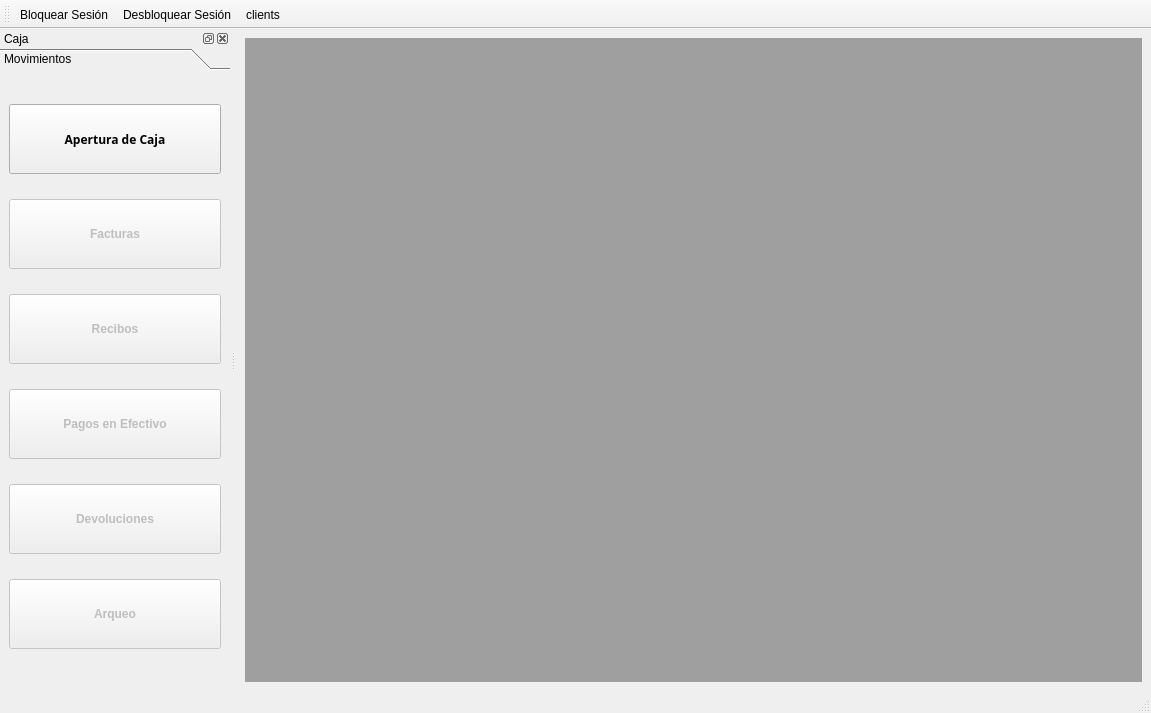
This is src/ui/mainwindowcaja.ui in armonge/EsquipulasPy as Qt 5 draws it before an edit. The edited form follows.
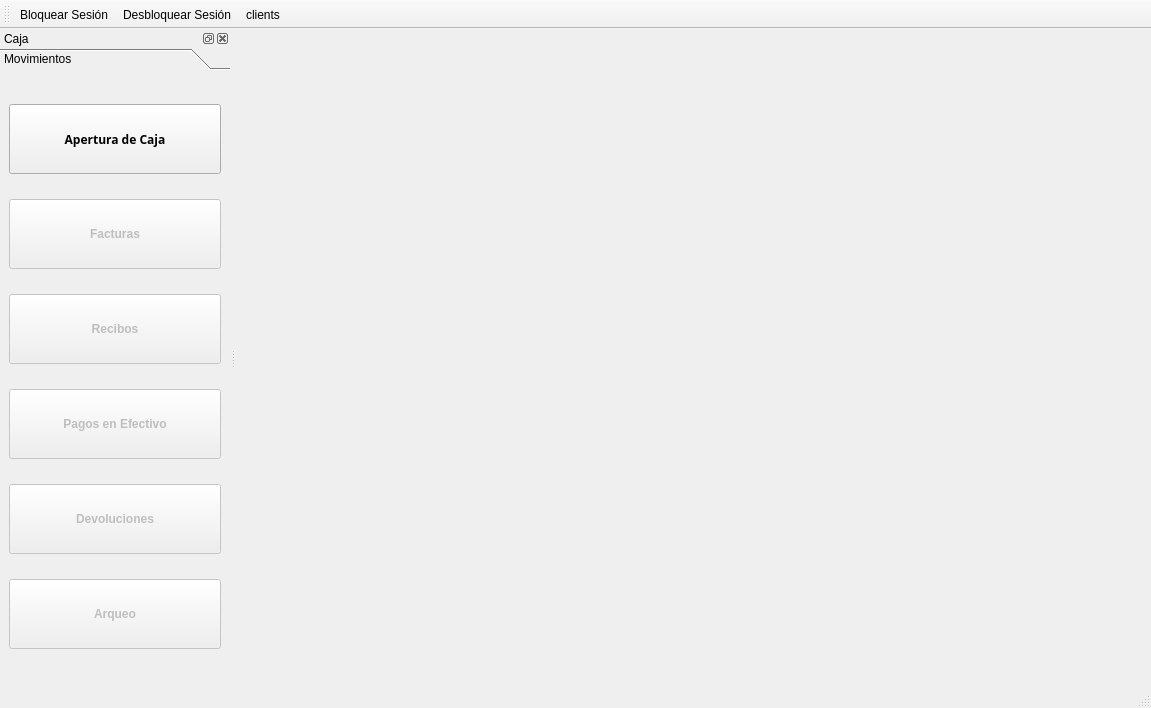
This is the edited form. Icons and pictures are not drawn.

The edit to the form file:
```diff
--- a/src/ui/mainwindowcaja.ui
+++ b/src/ui/mainwindowcaja.ui
@@ -10,7 +10,7 @@
     <x>0</x>
     <y>0</y>
     <width>1151</width>
-    <height>713</height>
+    <height>708</height>
    </rect>
   </property>
   <property name="windowTitle">
@@ -30,6 +30,15 @@
         <verstretch>0</verstretch>
        </sizepolicy>
       </property>
+      <property name="background">
+       <brush brushstyle="NoBrush">
+        <color alpha="255">
+         <red>125</red>
+         <green>124</green>
+         <blue>123</blue>
+        </color>
+       </brush>
+      </property>
       <property name="viewMode">
        <enum>QMdiArea::TabbedView</enum>
       </property>
@@ -90,8 +99,8 @@
          <rect>
           <x>0</x>
           <y>0</y>
-          <width>230</width>
-          <height>601</height>
+          <width>214</width>
+          <height>588</height>
          </rect>
         </property>
         <attribute name="label">
```
